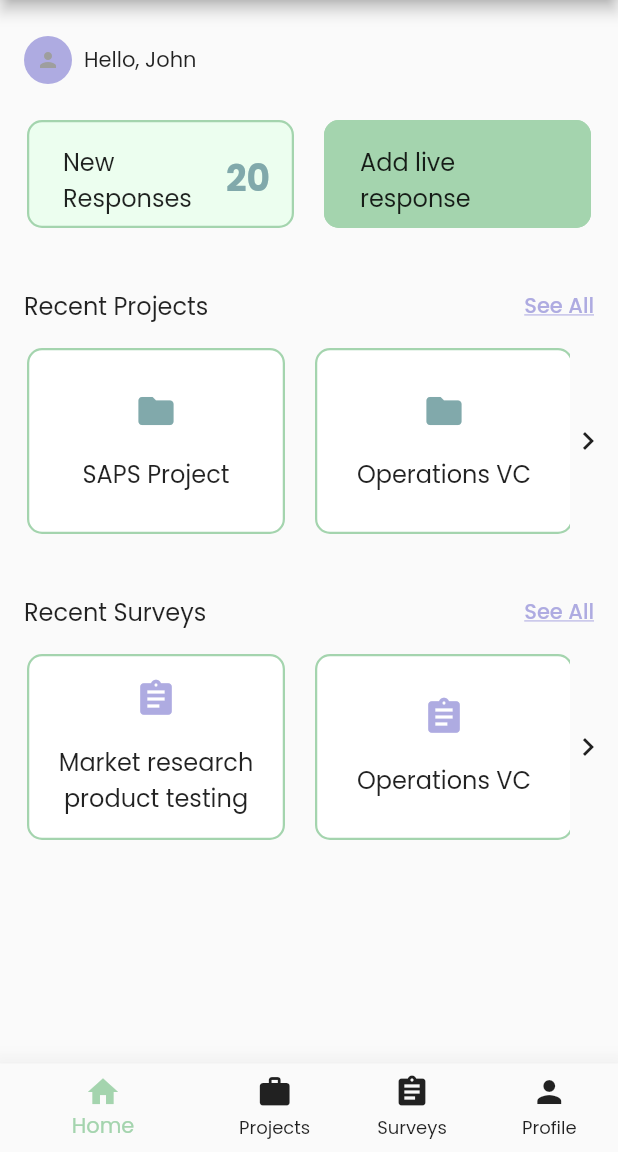
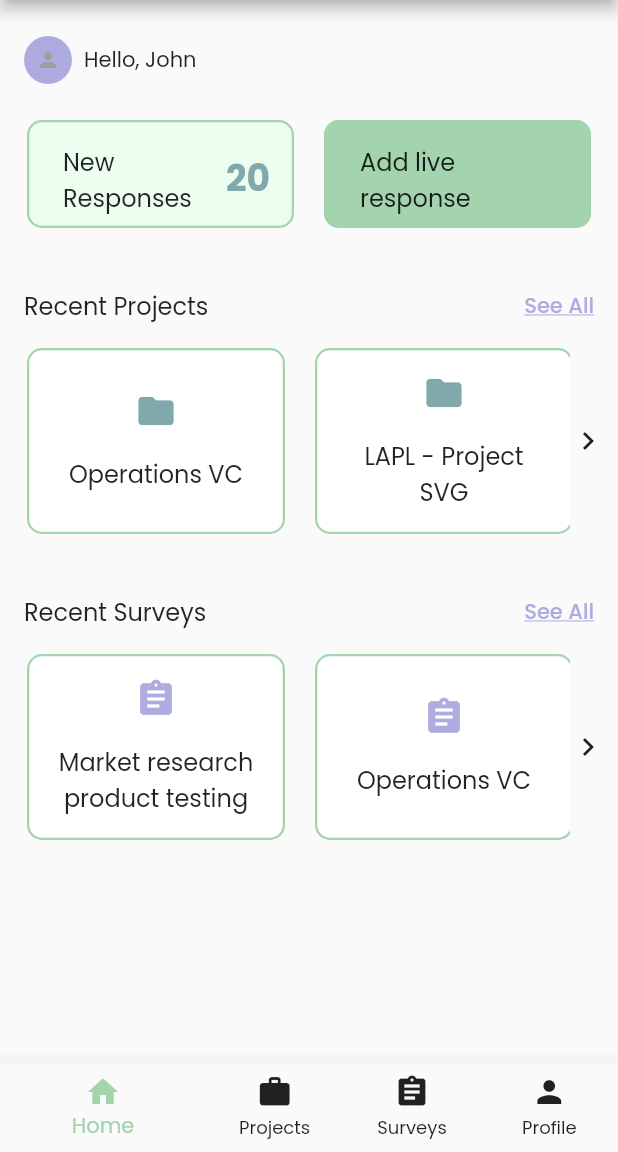
Before and after one commit to BlessedYahaya/LimeMobile, a Flutter app: the screen it shows after launch, on a phone screen of 412 x 824 dp, the part 84-1236 px from its top. Run offline on Flutter 3.47's test engine with Material 2 defaults, Android fonts, the phone set to English and light mode, and no system bars; our stand-ins replace flutter_dotenv, sentry, shared_preferences; accounts and stored records are empty; generated files the repository leaves out were written again.

Commit message:
move data to store singleton, adds project details view

```diff
--- a/lib/components/card.dart
+++ b/lib/components/card.dart
@@ -92,6 +92,53 @@ class LProjectCard extends LCard {
                 VSpace.md,
                 Text(
                   '${project.label}',
+                  style: Theme.of(context).textTheme.subtitle1.copyWith(
+                        fontFamily: Strings.app.font,
+                        fontWeight: FontWeight.w400,
+                      ),
+                  maxLines: 2,
+                  softWrap: true,
+                  overflow: TextOverflow.ellipsis,
+                  textAlign: TextAlign.center,
+                ),
+              ],
+            ),
+          ),
+        );
+}
+
+class LSurveyCard extends LCard {
+  final SurveyModel survey;
+  final IconData iconData;
+  final Color iconColor;
+
+  LSurveyCard(
+    this.survey, {
+    Key key,
+    bool flush,
+    this.iconData = Icons.folder,
+    this.iconColor = LColors.grayColor,
+    @required BuildContext context,
+    GestureTapCallback onTap,
+  }) : super(
+          key: key,
+          flush: flush ?? false,
+          onTap: onTap,
+          child: LimitedBox(
+            maxWidth: 140,
+            child: Column(
+              crossAxisAlignment: CrossAxisAlignment.center,
+              mainAxisAlignment: MainAxisAlignment.center,
+              children: <Widget>[
+                Container(width: 140),
+                Icon(
+                  iconData,
+                  color: iconColor,
+                  size: 28,
+                ),
+                VSpace.md,
+                Text(
+                  '${survey.label}',
                   style: Theme.of(context).textTheme.subtitle1.copyWith(
                         fontFamily: Strings.app.font,
                         fontWeight: FontWeight.w400,
--- a/lib/fragments/home.dart
+++ b/lib/fragments/home.dart
@@ -8,9 +8,11 @@ import 'package:lime_mobile_app/components/scaffold.dart';
 import 'package:lime_mobile_app/main.dart';
 import 'package:lime_mobile_app/models/project.dart';
 import 'package:lime_mobile_app/models/store.dart';
+import 'package:lime_mobile_app/models/survey.dart';
 import 'package:lime_mobile_app/values/colors.dart';
 import 'package:lime_mobile_app/values/spacing.dart';
 import 'package:lime_mobile_app/values/strings.dart';
+import 'package:lime_mobile_app/views/project.dart';
 import 'package:provider/provider.dart';
 
 class HomeFragment extends StatefulWidget {
@@ -178,70 +180,17 @@ class _HomeFragmentState extends State<HomeFragment> {
                                 parent: BouncingScrollPhysics(),
                               ),
                               children: <Widget>[
+                                for (ProjectModel project
+                                    in store.projects.take(5))
                                   LProjectCard(
-                                  ProjectModel(label: 'SAPS Project'),
+                                    project,
                                     context: context,
-                                  onTap: () {},
-                                ),
-                                LProjectCard(
-                                  ProjectModel(label: 'Operations VC'),
-                                  context: context,
-                                  onTap: () {},
-                                ),
-                                LProjectCard(
-                                  ProjectModel(label: 'SAPS Project'),
-                                  context: context,
-                                  onTap: () {},
-                                ),
-                                LProjectCard(
-                                  ProjectModel(label: 'Operations VC'),
-                                  context: context,
-                                  onTap: () {},
-                                ),
-                                LProjectCard(
-                                  ProjectModel(label: 'Operations VC'),
-                                  context: context,
-                                  onTap: () {},
-                                ),
-                                LProjectCard(
-                                  ProjectModel(label: 'SAPS Project'),
-                                  context: context,
-                                  onTap: () {},
-                                ),
-                                LProjectCard(
-                                  ProjectModel(label: 'Operations VC'),
-                                  context: context,
-                                  onTap: () {},
-                                ),
-                                LProjectCard(
-                                  ProjectModel(label: 'Operations VC'),
-                                  context: context,
-                                  onTap: () {},
-                                ),
-                                LProjectCard(
-                                  ProjectModel(label: 'SAPS Project'),
-                                  context: context,
-                                  onTap: () {},
-                                ),
-                                LProjectCard(
-                                  ProjectModel(label: 'Operations VC'),
-                                  context: context,
-                                  onTap: () {},
-                                ),
-                                LProjectCard(
-                                  ProjectModel(label: 'Operations VC'),
-                                  context: context,
-                                  onTap: () {},
-                                ),
-                                LProjectCard(
-                                  ProjectModel(label: 'SAPS Project'),
-                                  context: context,
-                                  onTap: () {},
-                                ),
-                                LProjectCard(
-                                  ProjectModel(label: 'Operations VC'),
-                                  context: context,
-                                  onTap: () {},
+                                    onTap: () {
+                                      App.pushPageRoute(
+                                        ProjectFragment(project: project),
+                                        fullscreenDialog: true,
+                                      );
+                                    },
                                   ),
                               ],
                             ),
@@ -335,16 +284,10 @@ class _HomeFragmentState extends State<HomeFragment> {
                                 parent: BouncingScrollPhysics(),
                               ),
                               children: <Widget>[
-                                LProjectCard(
-                                  ProjectModel(
-                                    label: 'Market research product testing',
-                                  ),
-                                  context: context,
-                                  iconData: Icons.assignment,
-                                  iconColor: LColors.purpleColor,
-                                ),
-                                LProjectCard(
-                                  ProjectModel(label: 'Operations VC'),
+                                for (SurveyModel survey
+                                    in store.surveys.take(5))
+                                  LSurveyCard(
+                                    survey,
                                     context: context,
                                     iconData: Icons.assignment,
                                     iconColor: LColors.purpleColor,
--- a/lib/main.dart
+++ b/lib/main.dart
@@ -72,7 +72,6 @@ class App extends StatefulWidget {
 
   static Future pushPageRoute(
     Widget view, {
-    String title,
     RouteSettings settings,
     bool maintainState = true,
     bool fullscreenDialog = false,
--- a/lib/models/store.dart
+++ b/lib/models/store.dart
@@ -1,6 +1,8 @@
 import 'dart:typed_data';
 
 import 'package:flutter/material.dart';
+import 'package:lime_mobile_app/models/project.dart';
+import 'package:lime_mobile_app/models/survey.dart';
 import 'package:lime_mobile_app/models/user.dart';
 import 'package:shared_preferences/shared_preferences.dart';
 
@@ -19,6 +21,57 @@ class StoreModel extends ChangeNotifier {
       lastName: 'Doe',
     );
     env = {};
+    // TODO: remove static data, just assign to empty array []
+    projects = [
+      ProjectModel(
+          label: 'Operations VC',
+          country: 'Nigeria',
+          dateCreated: '10th of January 2020',
+          description:
+              'The project is to ascetain the custlomer satisfaction level of the clients of SAPS',
+          surveys: [
+            SurveyModel(active: true),
+            SurveyModel(),
+            SurveyModel(active: true),
+            SurveyModel(),
+          ]),
+      ProjectModel(
+          label: 'LAPL - Project SVG',
+          country: 'Nigeria',
+          dateCreated: '10th of January 2020',
+          description:
+              'The project is to ascetain the custlomer satisfaction level of the clients of SAPS',
+          surveys: [
+            SurveyModel(active: true),
+            SurveyModel(),
+            SurveyModel(active: true),
+            SurveyModel(),
+            SurveyModel(active: true),
+            SurveyModel(),
+          ]),
+      ProjectModel(
+        label: 'SAPS Project',
+        country: 'Nigeria',
+        dateCreated: '10th of January 2020',
+        description:
+            'The project is to ascetain the custlomer satisfaction level of the clients of SAPS',
+        surveys: [
+          SurveyModel(active: true),
+          SurveyModel(),
+          SurveyModel(active: true),
+          SurveyModel(active: true),
+          SurveyModel(),
+          SurveyModel(active: true),
+          SurveyModel(),
+        ],
+      ),
+    ];
+
+    surveys = [
+      SurveyModel(label: 'Market research product testing', active: true),
+      SurveyModel(label: 'Operations VC'),
+      SurveyModel(label: 'Operations VC 2', active: true),
+    ];
   }
 
   StoreModel.zero() {
@@ -41,6 +94,10 @@ class StoreModel extends ChangeNotifier {
   Brightness platformBrightness;
   Brightness oldBrightness;
   Brightness brightness;
+
+  // app-wide data stores
+  List<ProjectModel> projects;
+  List<SurveyModel> surveys;
 
   bool get isDarkMode => _darkMode == true;
 
```
Also changed, not shown: lib/fragments/projects.dart (+13 -15 lines), lib/views/project.dart (added, +74 -0 lines). Lines whose indentation alone changed are shown as unchanged.
